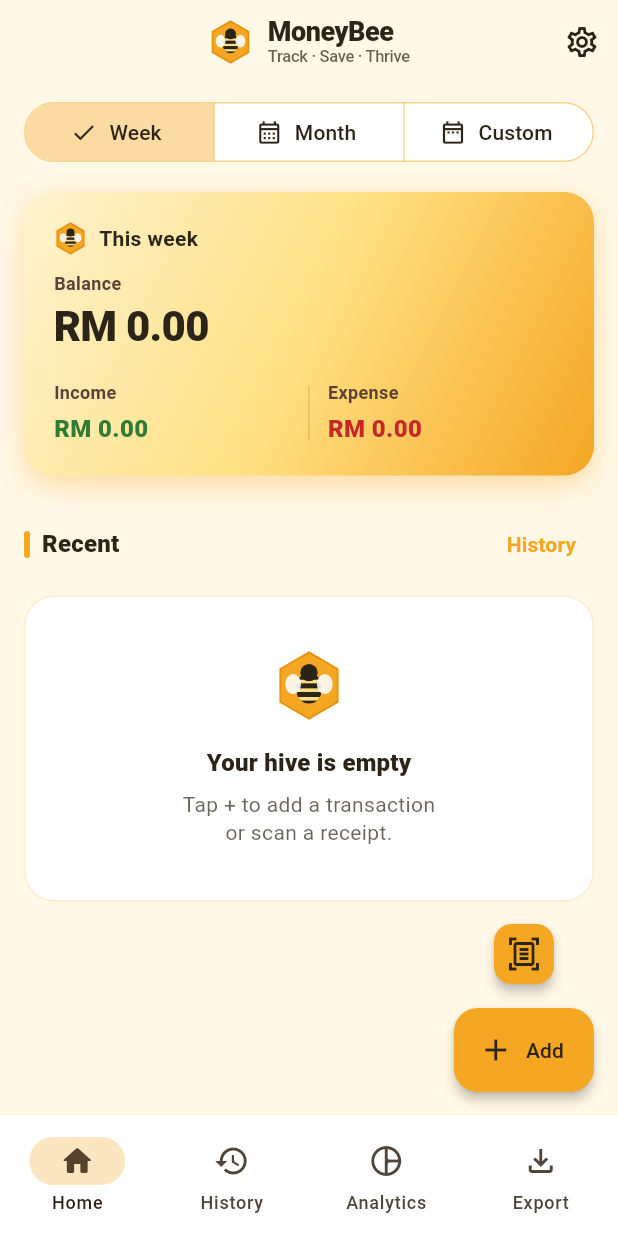
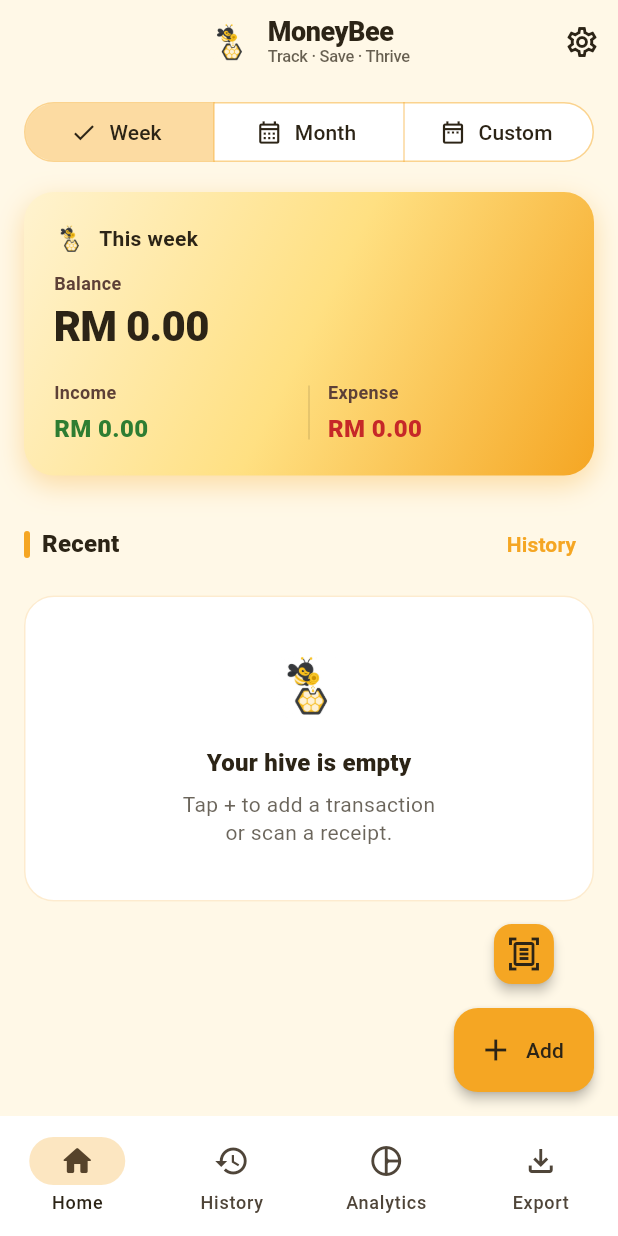
Before and after one commit to NEONNEKO3331/PersonalFinanceTracker, a Flutter app: the screen it shows after launch, after a tap on "Week", on a phone screen of 412 x 824 dp. Run offline on Flutter 3.47's test engine with Material 3 defaults, Android fonts, the phone set to English and light mode, and no system bars; our stand-ins replace drift, firebase_ai, firebase_core, fl_chart, flutter_riverpod, go_router and 3 more; missing offline and left inert: excel, firebase_app_check, paddle_ocr_flutter; accounts and stored records are empty; generated files the repository leaves out were written again.

Commit message:
update: app icon update

```diff
--- a/lib/presentation/widgets/bee_brand.dart
+++ b/lib/presentation/widgets/bee_brand.dart
@@ -1,10 +1,8 @@
-import 'dart:math' as math;
-
 import 'package:flutter/material.dart';
 
 import '../../app/theme.dart';
 
-/// App bar brand: honeycomb bee mark + MoneyBee wordmark.
+/// App bar brand: app icon + MoneyBee wordmark.
 class BeeAppTitle extends StatelessWidget {
   final String subtitle;
 
@@ -50,102 +48,34 @@ class BeeAppTitle extends StatelessWidget {
   }
 }
 
-/// Honeycomb + bee glyph (no image asset required).
+/// MoneyBee mark — same asset as the launcher icon.
 class BeeMark extends StatelessWidget {
   final double size;
 
   const BeeMark({super.key, this.size = 32});
 
+  static const String assetPath = 'assets/icon/app_icon.png';
+
   @override
   Widget build(BuildContext context) {
-    return SizedBox(
-      width: size,
-      height: size,
-      child: CustomPaint(painter: _BeeMarkPainter()),
+    return ClipRRect(
+      borderRadius: BorderRadius.circular(size * 0.22),
+      child: Image.asset(
+        assetPath,
+        width: size,
+        height: size,
+        fit: BoxFit.cover,
+        filterQuality: FilterQuality.medium,
+        errorBuilder: (_, __, ___) => Container(
+          width: size,
+          height: size,
+          color: BeeColors.honey,
+          alignment: Alignment.center,
+          child: Icon(Icons.hive_outlined, size: size * 0.55, color: BeeColors.charcoal),
+        ),
+      ),
     );
   }
-}
-
-class _BeeMarkPainter extends CustomPainter {
-  @override
-  void paint(Canvas canvas, Size size) {
-    final w = size.width;
-    final h = size.height;
-    final cx = w / 2;
-    final cy = h / 2;
-
-    final hex = Path();
-    final r = w * 0.46;
-    for (var i = 0; i < 6; i++) {
-      final angle = (i * 60.0 - 30.0) * math.pi / 180.0;
-      final x = cx + r * math.cos(angle);
-      final y = cy + r * math.sin(angle);
-      if (i == 0) {
-        hex.moveTo(x, y);
-      } else {
-        hex.lineTo(x, y);
-      }
-    }
-    hex.close();
-
-    canvas.drawPath(hex, Paint()..color = BeeColors.honey);
-    canvas.drawPath(
-      hex,
-      Paint()
-        ..color = BeeColors.amberDeep
-        ..style = PaintingStyle.stroke
-        ..strokeWidth = 1.2,
-    );
-
-    final body = RRect.fromRectAndRadius(
-      Rect.fromCenter(
-        center: Offset(cx, cy + h * 0.04),
-        width: w * 0.34,
-        height: h * 0.42,
-      ),
-      const Radius.circular(8),
-    );
-    canvas.drawRRect(body, Paint()..color = BeeColors.charcoal);
-
-    canvas.save();
-    canvas.clipRRect(body);
-    final stripePaint = Paint()..color = BeeColors.pollen;
-    for (var i = 0; i < 3; i++) {
-      final y = cy - h * 0.08 + i * h * 0.12;
-      canvas.drawRect(
-        Rect.fromLTWH(cx - w * 0.2, y, w * 0.4, h * 0.05),
-        stripePaint,
-      );
-    }
-    canvas.restore();
-
-    canvas.drawCircle(
-      Offset(cx, cy - h * 0.18),
-      w * 0.12,
-      Paint()..color = BeeColors.charcoal,
-    );
-
-    final wingPaint = Paint()..color = Colors.white.withValues(alpha: 0.88);
-    canvas.drawOval(
-      Rect.fromCenter(
-        center: Offset(cx - w * 0.22, cy - h * 0.02),
-        width: w * 0.22,
-        height: h * 0.28,
-      ),
-      wingPaint,
-    );
-    canvas.drawOval(
-      Rect.fromCenter(
-        center: Offset(cx + w * 0.22, cy - h * 0.02),
-        width: w * 0.22,
-        height: h * 0.28,
-      ),
-      wingPaint,
-    );
-  }
-
-  @override
-  bool shouldRepaint(covariant CustomPainter oldDelegate) => false;
 }
 
 /// Section title with honey accent bar.
```
Also changed, not shown: assets/icon/app_icon.png, assets/icon/app_icon_512.png, assets/icon/app_icon_foreground.png, 31 other files.
